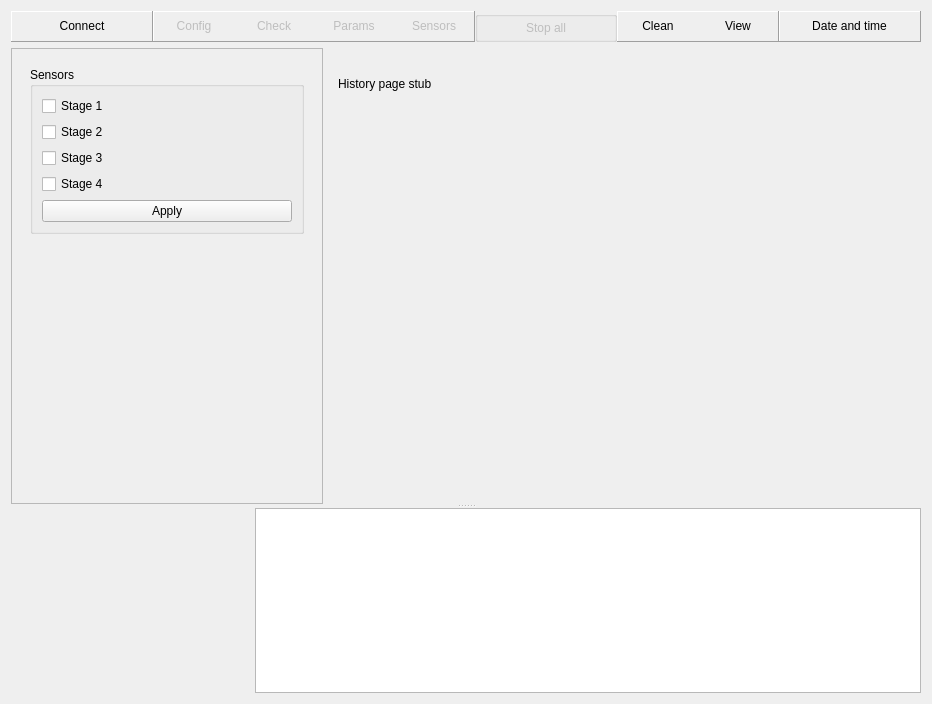
This is gui/mainwindow.ui in Shmuma/grain-watering as Qt 5 draws it before an edit. The edited form follows.
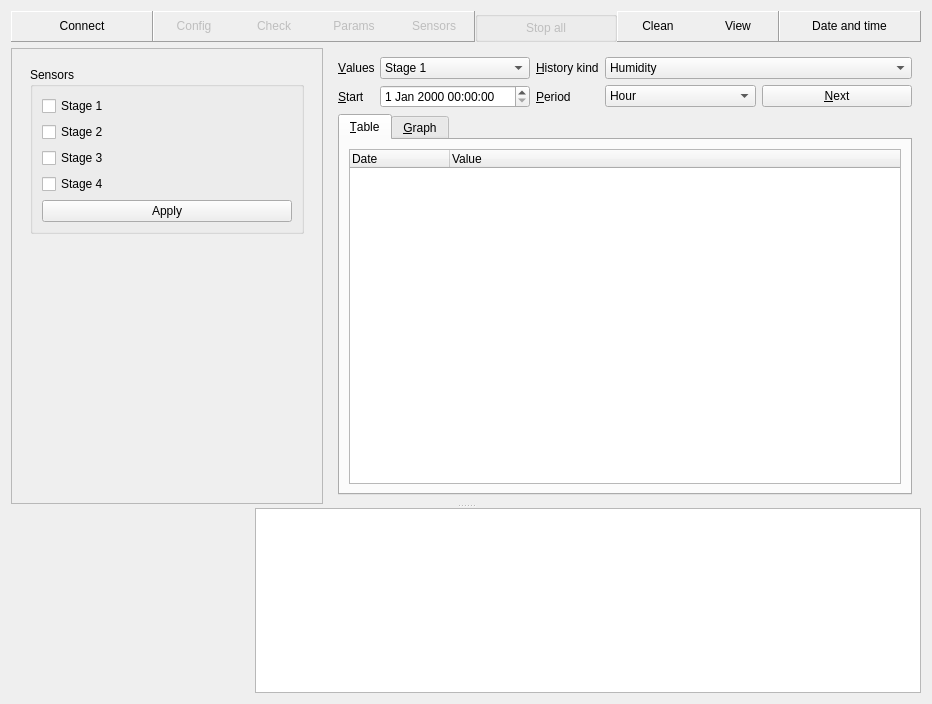
This is the edited form. The open tabs and pages were chosen to show the change. Custom widgets are drawn as their Qt base class.

Commit message: History values of main characteristics are now stored in database.

```diff
--- a/gui/mainwindow.ui
+++ b/gui/mainwindow.ui
@@ -974,38 +974,221 @@
          <widget class="QWidget" name="page_4" >
           <layout class="QVBoxLayout" >
            <item>
-            <spacer>
-             <property name="orientation" >
-              <enum>Qt::Horizontal</enum>
-             </property>
-             <property name="sizeHint" >
-              <size>
-               <width>40</width>
-               <height>20</height>
-              </size>
-             </property>
-            </spacer>
+            <layout class="QGridLayout" >
+             <item row="0" column="0" >
+              <widget class="QLabel" name="label_15" >
+               <property name="sizePolicy" >
+                <sizepolicy vsizetype="Preferred" hsizetype="Maximum" >
+                 <horstretch>0</horstretch>
+                 <verstretch>0</verstretch>
+                </sizepolicy>
+               </property>
+               <property name="text" >
+                <string>&amp;Values</string>
+               </property>
+               <property name="buddy" >
+                <cstring>comboBox</cstring>
+               </property>
+              </widget>
+             </item>
+             <item row="0" column="1" >
+              <widget class="QComboBox" name="comboBox" >
+               <item>
+                <property name="text" >
+                 <string>Stage 1</string>
+                </property>
+               </item>
+               <item>
+                <property name="text" >
+                 <string>Stage 2</string>
+                </property>
+               </item>
+               <item>
+                <property name="text" >
+                 <string>Stage 3</string>
+                </property>
+               </item>
+               <item>
+                <property name="text" >
+                 <string>Stage 4</string>
+                </property>
+               </item>
+               <item>
+                <property name="text" >
+                 <string>Events</string>
+                </property>
+               </item>
+               <item>
+                <property name="text" >
+                 <string>Cleaning</string>
+                </property>
+               </item>
+              </widget>
+             </item>
+             <item row="0" column="2" >
+              <widget class="QLabel" name="label" >
+               <property name="sizePolicy" >
+                <sizepolicy vsizetype="Preferred" hsizetype="Maximum" >
+                 <horstretch>0</horstretch>
+                 <verstretch>0</verstretch>
+                </sizepolicy>
+               </property>
+               <property name="text" >
+                <string>&amp;History kind</string>
+               </property>
+               <property name="buddy" >
+                <cstring>comboBox_2</cstring>
+               </property>
+              </widget>
+             </item>
+             <item row="0" column="3" colspan="2" >
+              <widget class="QComboBox" name="comboBox_2" >
+               <item>
+                <property name="text" >
+                 <string>Humidity</string>
+                </property>
+               </item>
+               <item>
+                <property name="text" >
+                 <string>Grain flow</string>
+                </property>
+               </item>
+               <item>
+                <property name="text" >
+                 <string>Grain temperature</string>
+                </property>
+               </item>
+               <item>
+                <property name="text" >
+                 <string>Grain nature</string>
+                </property>
+               </item>
+               <item>
+                <property name="text" >
+                 <string>Water pressure</string>
+                </property>
+               </item>
+               <item>
+                <property name="text" >
+                 <string>Target humidity</string>
+                </property>
+               </item>
+               <item>
+                <property name="text" >
+                 <string>Water flow</string>
+                </property>
+               </item>
+              </widget>
+             </item>
+             <item row="1" column="0" >
+              <widget class="QLabel" name="label_16" >
+               <property name="sizePolicy" >
+                <sizepolicy vsizetype="Preferred" hsizetype="Maximum" >
+                 <horstretch>0</horstretch>
+                 <verstretch>0</verstretch>
+                </sizepolicy>
+               </property>
+               <property name="text" >
+                <string>&amp;Start</string>
+               </property>
+               <property name="buddy" >
+                <cstring>dateTimeEdit</cstring>
+               </property>
+              </widget>
+             </item>
+             <item row="1" column="1" >
+              <widget class="QDateTimeEdit" name="dateTimeEdit" />
+             </item>
+             <item row="1" column="2" >
+              <widget class="QLabel" name="label_17" >
+               <property name="sizePolicy" >
+                <sizepolicy vsizetype="Preferred" hsizetype="Maximum" >
+                 <horstretch>0</horstretch>
+                 <verstretch>0</verstretch>
+                </sizepolicy>
+               </property>
+               <property name="text" >
+                <string>&amp;Period</string>
+               </property>
+               <property name="buddy" >
+                <cstring>comboBox_3</cstring>
+               </property>
+              </widget>
+             </item>
+             <item row="1" column="3" >
+              <widget class="QComboBox" name="comboBox_3" >
+               <item>
+                <property name="text" >
+                 <string>Hour</string>
+                </property>
+               </item>
+               <item>
+                <property name="text" >
+                 <string>Day</string>
+                </property>
+               </item>
+               <item>
+                <property name="text" >
+                 <string>Week</string>
+                </property>
+               </item>
+               <item>
+                <property name="text" >
+                 <string>Month</string>
+                </property>
+               </item>
+               <item>
+                <property name="text" >
+                 <string>Year</string>
+                </property>
+               </item>
+              </widget>
+             </item>
+             <item row="1" column="4" >
+              <widget class="QPushButton" name="pushButton" >
+               <property name="text" >
+                <string>&amp;Next</string>
+               </property>
+              </widget>
+             </item>
+            </layout>
            </item>
            <item>
-            <widget class="QLabel" name="label" >
-             <property name="text" >
-              <string>History page stub</string>
+            <widget class="QTabWidget" name="tabWidget_2" >
+             <property name="currentIndex" >
+              <number>0</number>
              </property>
+             <widget class="QWidget" name="tab_3" >
+              <attribute name="title" >
+               <string>&amp;Table</string>
+              </attribute>
+              <layout class="QVBoxLayout" >
+               <item>
+                <widget class="QTreeWidget" name="treeWidget" >
+                 <property name="allColumnsShowFocus" >
+                  <bool>true</bool>
+                 </property>
+                 <column>
+                  <property name="text" >
+                   <string>Date</string>
+                  </property>
+                 </column>
+                 <column>
+                  <property name="text" >
+                   <string>Value</string>
+                  </property>
+                 </column>
+                </widget>
+               </item>
+              </layout>
+             </widget>
+             <widget class="QWidget" name="tab_4" >
+              <attribute name="title" >
+               <string>&amp;Graph</string>
+              </attribute>
+             </widget>
             </widget>
            </item>
-           <item>
-            <spacer>
-             <property name="orientation" >
-              <enum>Qt::Vertical</enum>
-             </property>
-             <property name="sizeHint" >
-              <size>
-               <width>20</width>
-               <height>40</height>
-              </size>
-             </property>
-            </spacer>
-           </item>
           </layout>
          </widget>
          <widget class="QWidget" name="page_3" >
```
The commit also changes 7 other files.
